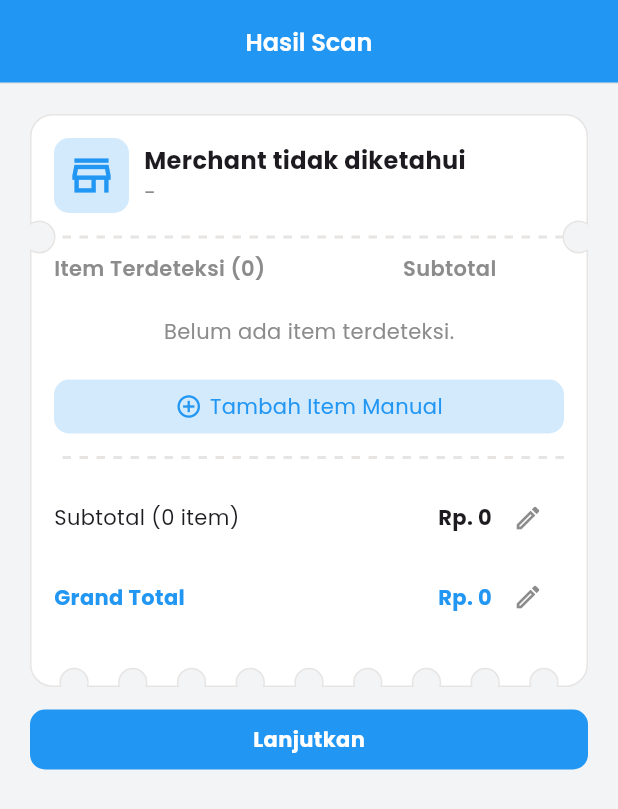
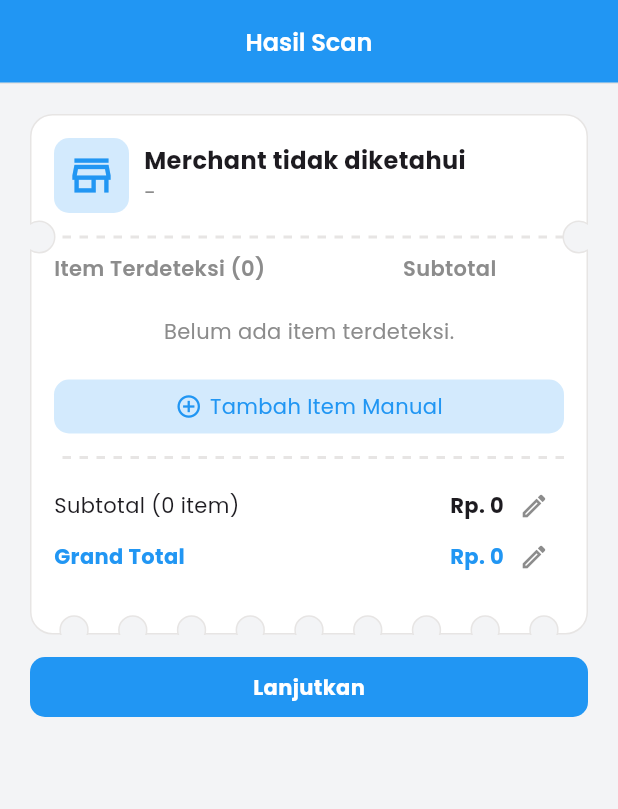
Before and after one commit to derisstrict/billin, a Flutter app: the HasilScan screen opened directly with empty values, on a phone screen of 412 x 824 dp. Shown: the top 809 px of the screen. Run offline on Flutter 3.47's test engine with Material 3 defaults, Android fonts, the phone set to English and light mode, and no system bars; our stand-ins replace dio, flutter_animate, google_fonts, material_symbols_icons, remixicon, supabase_flutter; missing offline and left inert: google_mlkit_document_scanner; accounts and stored records are empty.

Commit message:
Adjust the summary section spacing
Tighter spacing between rows

```diff
--- a/lib/hasil_scan/hasil_scan.dart
+++ b/lib/hasil_scan/hasil_scan.dart
@@ -37,10 +37,15 @@ class _HasilScanState extends State<HasilScan> {
               : const TextStyle(fontWeight: FontWeight(700)),
         ),
         IconButton(
-          padding: EdgeInsets.fromLTRB(10, 0, 10, 0),
-          constraints: BoxConstraints(),
+          padding: EdgeInsets.fromLTRB(10, 4, 10, 4),
+          constraints: BoxConstraints(
+            minHeight: 32,
+          ),
           onPressed: () {},
-          icon: Icon(Icons.edit_outlined, size: 20, color: CColors.textGray),
+          style: const ButtonStyle(
+            tapTargetSize: MaterialTapTargetSize.shrinkWrap,
+          ),
+                  icon: Icon(Icons.edit_outlined, size: 20, color: CColors.textGray),
         ),
       ],
     );
@@ -249,7 +254,7 @@ class _HasilScanState extends State<HasilScan> {
                         ),
                         const SizedBox(height: 15),
                         Column(
-                          spacing: 5,
+                          spacing: 2,
                           children: [
                             _summaryRow(
                               "Subtotal ($itemCount item)",
```
